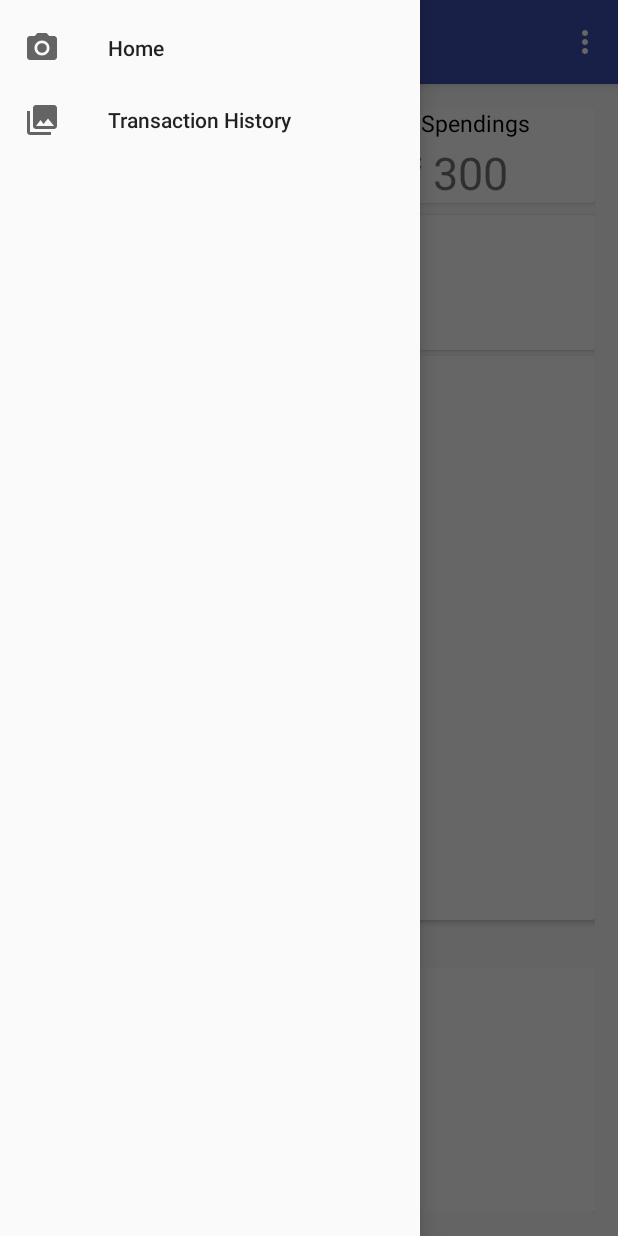
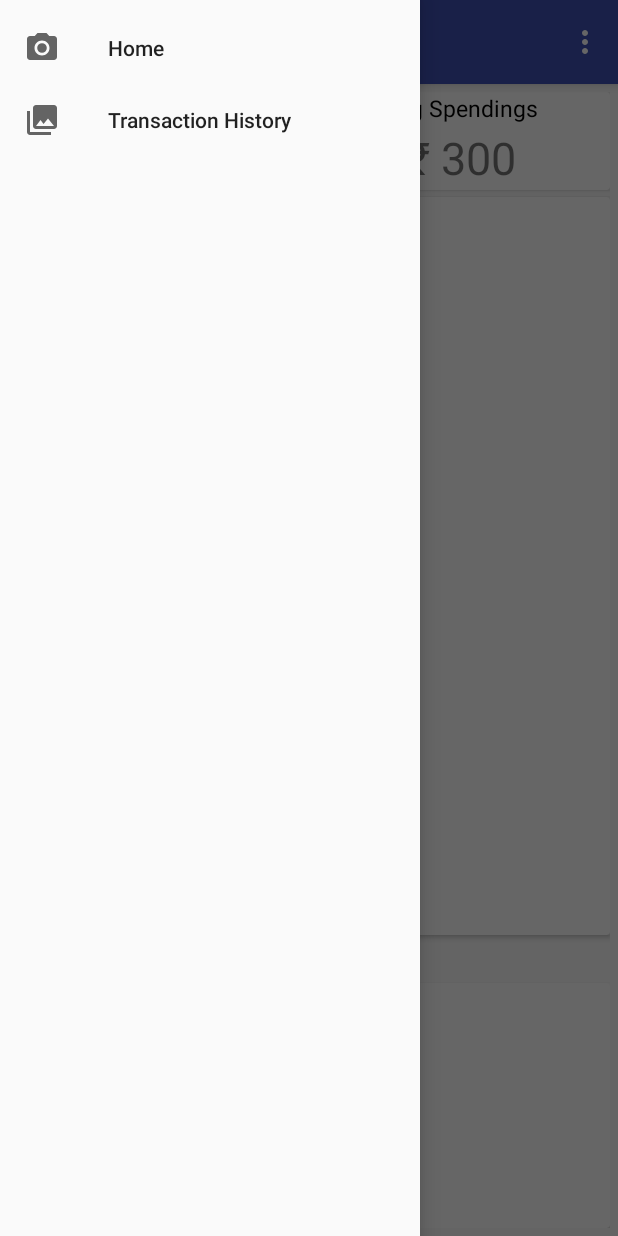
Before and after one commit to Dom07/WalletManager, an Android app: the screen it shows after launch (MainActivity), with the side drawer open, on a phone screen of 412 x 824 dp. Run offline under Robolectric (Android 15) with nearby library versions, the phone set to English and light mode, and no system bars; libraries missing offline, so code that uses them is left out: com.github.mikephil.charting; plain views replace PieChart; 3 statements that could not run were skipped.

Commit message:
Removed Savings layout from the homescreen.

```diff
--- a/app/src/main/java/com/dom5230/utility/walletmanager/Home.java
+++ b/app/src/main/java/com/dom5230/utility/walletmanager/Home.java
@@ -18,7 +18,6 @@ import android.widget.EditText;
 import android.widget.ListView;
 import android.widget.Spinner;
 import android.widget.TextView;
-
 import com.github.mikephil.charting.charts.PieChart;
 import com.github.mikephil.charting.components.Description;
 import com.github.mikephil.charting.data.Entry;
@@ -28,11 +27,9 @@ import com.github.mikephil.charting.data.PieEntry;
 import com.github.mikephil.charting.highlight.Highlight;
 import com.github.mikephil.charting.listener.OnChartValueSelectedListener;
 import com.github.mikephil.charting.utils.ColorTemplate;
-
 import java.util.ArrayList;
 
 public class Home extends Fragment {
-
 
     // Objects
     MySqliteTaskHelper helper;
@@ -45,7 +42,6 @@ public class Home extends Fragment {
     ListView lvLastFiveTransactions;
     TextView SpendingsForToday;
     PieChart pieChart;
-
 
     @Nullable
     @Override
@@ -173,5 +169,4 @@ public class Home extends Fragment {
         pieChart.setCenterTextSize(15f);
         pieChart.setCenterTextColor(Color.BLUE);
     }
-
 }
--- a/app/src/main/res/layout/fragment_home.xml
+++ b/app/src/main/res/layout/fragment_home.xml
@@ -9,7 +9,11 @@
         android:id="@+id/rlContainer"
         android:layout_width="match_parent"
         android:layout_height="match_parent"
-        android:layout_margin="15dp">
+        android:layout_marginTop="5dp"
+        android:layout_marginBottom="5dp"
+        android:layout_marginLeft="5dp"
+        android:layout_marginRight="5dp">
+
 
         <LinearLayout
             android:id="@+id/layout1"
@@ -19,7 +23,7 @@
 
             <android.support.v7.widget.CardView
                 android:layout_width="match_parent"
-                android:layout_height="wrap_content"
+                android:layout_height="65dp"
                 android:layout_weight="1"
                 android:elevation="10dp"
                 android:layout_marginRight="2dp">
@@ -52,7 +56,7 @@
 
             <android.support.v7.widget.CardView
                 android:layout_width="match_parent"
-                android:layout_height="wrap_content"
+                android:layout_height="65dp"
                 android:layout_weight="1"
                 android:elevation="10dp"
                 android:layout_marginLeft="2dp">
@@ -84,13 +88,13 @@
 
         </LinearLayout>
 
-        <android.support.v7.widget.CardView
+        <!--android.support.v7.widget.CardView
             android:id="@+id/testLayout"
             android:layout_below="@+id/layout1"
             android:layout_width="match_parent"
             android:layout_height="wrap_content"
-            android:layout_marginBottom="2dp"
-            android:layout_marginTop="2dp">
+            android:layout_marginTop="2dp"
+            android:layout_marginBottom="7dp">
 
             <LinearLayout
                 android:padding="10dp"
@@ -117,15 +121,14 @@
 
             </LinearLayout>
 
-        </android.support.v7.widget.CardView>
+        </-android.support.v7.widget.CardView-->
 
         <android.support.v7.widget.CardView
             android:id="@+id/layout2"
             android:layout_width="match_parent"
             android:layout_height="match_parent"
-            android:layout_below="@id/testLayout"
+            android:layout_below="@id/layout1"
             android:layout_above="@+id/labelRecentTransaction"
-            android:layout_marginTop="2dp"
             android:elevation="10dp"
             android:layout_marginBottom="5dp">
 
@@ -165,7 +168,7 @@
                 <ListView
                     android:id="@+id/LVLastFiveTransacctions"
                     android:layout_width="match_parent"
-                    android:layout_height="163dp">
+                    android:layout_height="wrap_content">
                 </ListView>
 
         </android.support.v7.widget.CardView>
@@ -176,7 +179,7 @@
             android:layout_height="wrap_content"
             android:layout_alignParentBottom="true"
             android:layout_centerHorizontal="true"
-            android:layout_margin="16dp"
+            android:layout_marginBottom="16dp"
             android:clickable="true"
             android:elevation="10dp"
             android:src="@drawable/ic_add_white_24dp"
--- a/app/src/main/res/values/colors.xml
+++ b/app/src/main/res/values/colors.xml
@@ -8,4 +8,5 @@
     <color name="colorYellow">#FFFF00</color>
     <color name="colorBlack">#000000</color>
     <color name="colorRed">#cc0000</color>
+    <color name="colorBackground">#e5e5e5</color>
 </resources>
```
